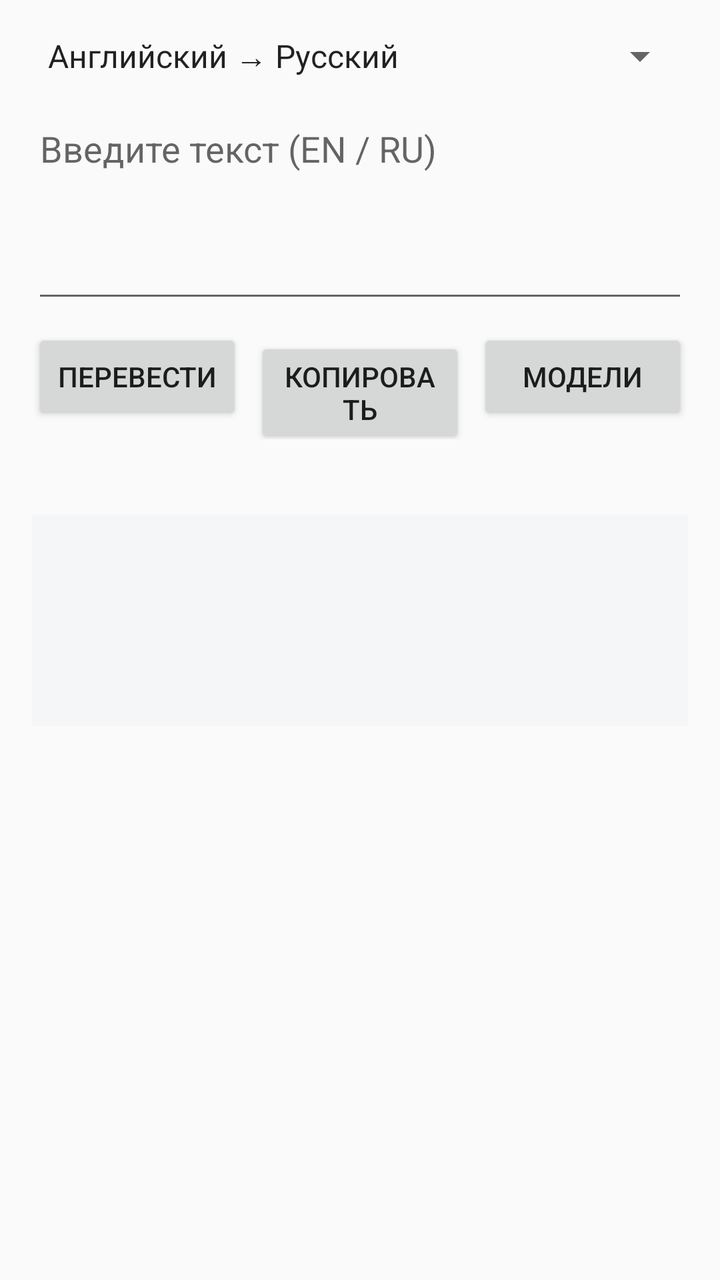
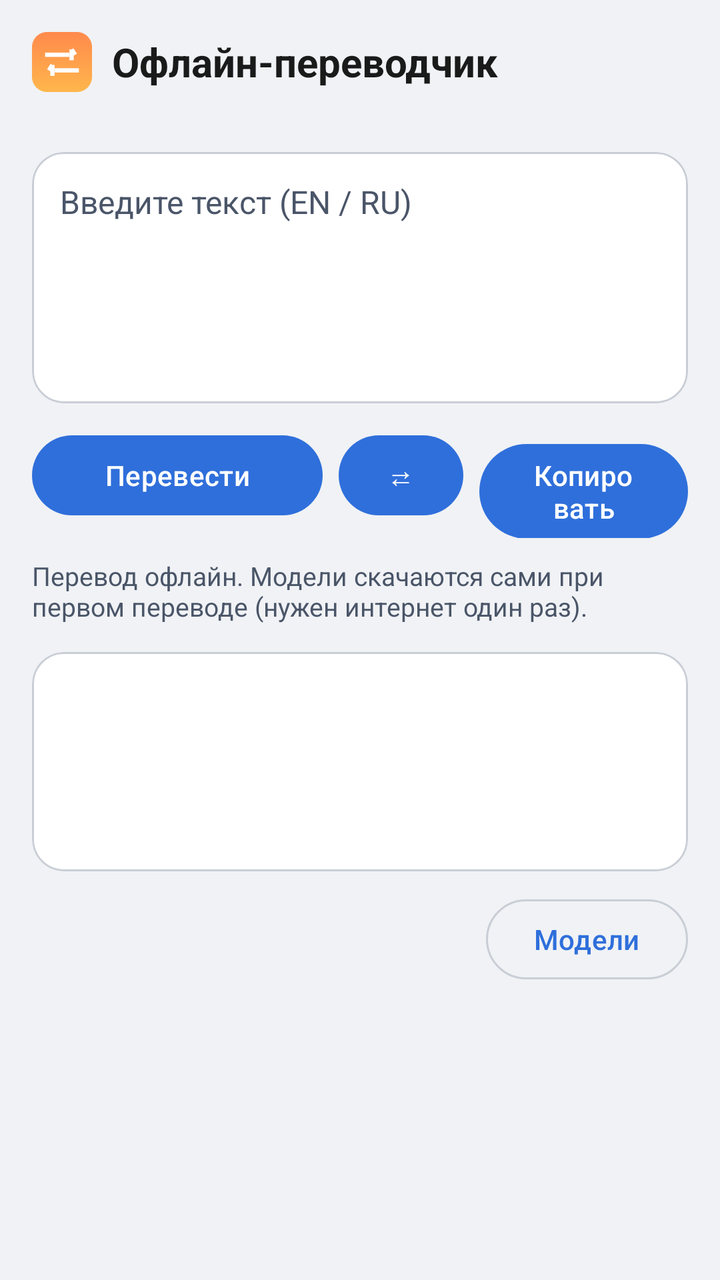

Compare the two renders of this Android layout. The source of the first and the diff that turns it into the second are given below.
<!-- AndroidManifest.xml: application theme Theme.OfflineTranslator -->
<!-- res/layout/activity_main.xml -->
<?xml version="1.0" encoding="utf-8"?>
<LinearLayout xmlns:android="http://schemas.android.com/apk/res/android"
    android:layout_width="match_parent"
    android:layout_height="match_parent"
    android:orientation="vertical"
    android:padding="16dp">

    <Spinner
        android:id="@+id/direction"
        android:layout_width="match_parent"
        android:layout_height="wrap_content"
        android:entries="@array/directions" />

    <EditText
        android:id="@+id/source"
        android:layout_width="match_parent"
        android:layout_height="wrap_content"
        android:layout_marginTop="12dp"
        android:gravity="top"
        android:hint="@string/source_hint"
        android:importantForAutofill="no"
        android:inputType="textMultiLine|textCapSentences"
        android:minLines="4" />

    <LinearLayout
        android:layout_width="match_parent"
        android:layout_height="wrap_content"
        android:layout_marginTop="8dp"
        android:orientation="horizontal">

        <Button
            android:id="@+id/translateBtn"
            android:layout_width="0dp"
            android:layout_height="wrap_content"
            android:layout_marginEnd="6dp"
            android:layout_weight="1"
            android:text="@string/translate" />

        <Button
            android:id="@+id/copyBtn"
            android:layout_width="0dp"
            android:layout_height="wrap_content"
            android:layout_marginEnd="6dp"
            android:layout_weight="1"
            android:text="@string/copy" />

        <Button
            android:id="@+id/modelsBtn"
            android:layout_width="0dp"
            android:layout_height="wrap_content"
            android:layout_weight="1"
            android:text="@string/download_models" />
    </LinearLayout>

    <TextView
        android:id="@+id/status"
        android:layout_width="match_parent"
        android:layout_height="wrap_content"
        android:layout_marginTop="8dp"
        android:textSize="13sp" />

    <TextView
        android:id="@+id/output"
        android:layout_width="match_parent"
        android:layout_height="wrap_content"
        android:layout_marginTop="12dp"
        android:background="#F4F6F8"
        android:minLines="4"
        android:padding="12dp"
        android:textIsSelectable="true"
        android:textSize="17sp" />
</LinearLayout>
<!-- resources referenced by this layout -->
<resources>
  <string-array name="directions">
          <item>Английский → Русский</item>
          <item>Русский → Английский</item>
      </string-array>
  <string name="copy">Копировать</string>
  <string name="download_models">Модели</string>
  <string name="source_hint">Введите текст (EN / RU)</string>
  <string name="translate">Перевести</string>
  <style name="Theme.OfflineTranslator" parent="Theme.AppCompat.DayNight.DarkActionBar" />
</resources>

<!-- the commit's change to res/layout/activity_main.xml (unified diff, before → after) -->
@@ -1,72 +1,166 @@
 <?xml version="1.0" encoding="utf-8"?>
 <LinearLayout xmlns:android="http://schemas.android.com/apk/res/android"
+    xmlns:app="http://schemas.android.com/apk/res-auto"
     android:layout_width="match_parent"
     android:layout_height="match_parent"
+    android:background="@color/bg"
     android:orientation="vertical"
     android:padding="16dp">
 
-    <Spinner
-        android:id="@+id/direction"
+    
+    <LinearLayout
         android:layout_width="match_parent"
         android:layout_height="wrap_content"
-        android:entries="@array/directions" />
+        android:gravity="center_vertical"
+        android:orientation="horizontal">
 
-    <EditText
-        android:id="@+id/source"
+        <ImageView
+            android:layout_width="30dp"
+            android:layout_height="30dp"
+            android:contentDescription="@string/app_name"
+            android:src="@mipmap/ic_launcher" />
+
+        <TextView
+            android:layout_width="wrap_content"
+            android:layout_height="wrap_content"
+            android:layout_marginStart="10dp"
+            android:text="@string/app_name"
+            android:textColor="@color/text"
+            android:textSize="20sp"
+            android:textStyle="bold" />
+    </LinearLayout>
+
+    
+    <com.google.android.material.button.MaterialButtonToggleGroup
+        android:id="@+id/directionGroup"
+        android:layout_width="match_parent"
+        android:layout_height="wrap_content"
+        android:layout_marginTop="16dp"
+        app:selectionRequired="true"
+        app:singleSelection="true">
+
+        <Button
+            android:id="@+id/btnAuto"
+            style="?attr/materialButtonOutlinedStyle"
+            android:layout_width="0dp"
+            android:layout_height="wrap_content"
+            android:layout_weight="1"
+            android:text="@string/dir_auto" />
+
+        <Button
+            android:id="@+id/btnEnRu"
+            style="?attr/materialButtonOutlinedStyle"
+            android:layout_width="0dp"
+            android:layout_height="wrap_content"
+            android:layout_weight="1"
+            android:text="@string/dir_en_ru" />
+
+        <Button
+            android:id="@+id/btnRuEn"
+            style="?attr/materialButtonOutlinedStyle"
+            android:layout_width="0dp"
+            android:layout_height="wrap_content"
+            android:layout_weight="1"
+            android:text="@string/dir_ru_en" />
+    </com.google.android.material.button.MaterialButtonToggleGroup>
+
+    
+    <com.google.android.material.card.MaterialCardView
+        android:layout_width="match_parent"
+        android:layout_height="wrap_content"
+        android:layout_marginTop="14dp"
+        app:cardBackgroundColor="@color/card"
+        app:cardCornerRadius="16dp"
+        app:cardElevation="0dp"
+        app:strokeColor="@color/border"
+        app:strokeWidth="1dp">
+
+        <EditText
+            android:id="@+id/source"
+            android:layout_width="match_parent"
+            android:layout_height="wrap_content"
+            android:background="@android:color/transparent"
+            android:gravity="top"
+            android:hint="@string/source_hint"
+            android:importantForAutofill="no"
+            android:inputType="textMultiLine|textCapSentences"
+            android:minLines="5"
+            android:padding="14dp"
+            android:textColor="@color/text"
+            android:textColorHint="@color/status_fg"
+            android:textSize="16sp" />
+    </com.google.android.material.card.MaterialCardView>
+
+    
+    <LinearLayout
         android:layout_width="match_parent"
         android:layout_height="wrap_content"
         android:layout_marginTop="12dp"
-        android:gravity="top"
-        android:hint="@string/source_hint"
-        android:importantForAutofill="no"
-        android:inputType="textMultiLine|textCapSentences"
-        android:minLines="4" />
-
-    <LinearLayout
-        android:layout_width="match_parent"
-        android:layout_height="wrap_content"
-        android:layout_marginTop="8dp"
         android:orientation="horizontal">
 
-        <Button
+        <com.google.android.material.button.MaterialButton
             android:id="@+id/translateBtn"
             android:layout_width="0dp"
             android:layout_height="wrap_content"
-            android:layout_marginEnd="6dp"
-            android:layout_weight="1"
+            android:layout_marginEnd="8dp"
+            android:layout_weight="1.4"
             android:text="@string/translate" />
 
-        <Button
-            android:id="@+id/copyBtn"
+        <com.google.android.material.button.MaterialButton
+            android:id="@+id/swapBtn"
+            style="?attr/materialButtonTonalStyle"
             android:layout_width="0dp"
             android:layout_height="wrap_content"
-            android:layout_marginEnd="6dp"
-            android:layout_weight="1"
-            android:text="@string/copy" />
+            android:layout_marginEnd="8dp"
+            android:layout_weight="0.6"
+            android:text="@string/swap" />
 
-        <Button
-            android:id="@+id/modelsBtn"
+        <com.google.android.material.button.MaterialButton
+            android:id="@+id/copyBtn"
+            style="?attr/materialButtonTonalStyle"
             android:layout_width="0dp"
             android:layout_height="wrap_content"
             android:layout_weight="1"
-            android:text="@string/download_models" />
+            android:text="@string/copy" />
     </LinearLayout>
 
     <TextView
         android:id="@+id/status"
         android:layout_width="match_parent"
         android:layout_height="wrap_content"
-        android:layout_marginTop="8dp"
+        android:layout_marginTop="10dp"
+        android:text="@string/hint_models"
+        android:textColor="@color/status_fg"
         android:textSize="13sp" />
 
-    <TextView
-        android:id="@+id/output"
+    
+    <com.google.android.material.card.MaterialCardView
         android:layout_width="match_parent"
         android:layout_height="wrap_content"
-        android:layout_marginTop="12dp"
-        android:background="#F4F6F8"
-        android:minLines="4"
-        android:padding="12dp"
-        android:textIsSelectable="true"
-        android:textSize="17sp" />
+        android:layout_marginTop="14dp"
+        app:cardBackgroundColor="@color/card"
+        app:cardCornerRadius="16dp"
+        app:cardElevation="0dp"
+        app:strokeColor="@color/border"
+        app:strokeWidth="1dp">
+
+        <TextView
+            android:id="@+id/output"
+            android:layout_width="match_parent"
+            android:layout_height="wrap_content"
+            android:minLines="4"
+            android:padding="14dp"
+            android:textColor="@color/text"
+            android:textIsSelectable="true"
+            android:textSize="17sp" />
+    </com.google.android.material.card.MaterialCardView>
+
+    <com.google.android.material.button.MaterialButton
+        android:id="@+id/modelsBtn"
+        style="?attr/materialButtonOutlinedStyle"
+        android:layout_width="wrap_content"
+        android:layout_height="wrap_content"
+        android:layout_gravity="end"
+        android:layout_marginTop="10dp"
+        android:text="@string/download_models" />
 </LinearLayout>
<!-- resource entries referenced after the edit -->
@@ -1,13 +1,32 @@
 <!-- resources referenced by this layout -->
 <resources>
-  <string-array name="directions">
-          <item>Английский → Русский</item>
-          <item>Русский → Английский</item>
-      </string-array>
+  <color name="bg">#F0F2F5</color>
+  <color name="border">#C9CED6</color>
+  <color name="card">#FFFFFF</color>
+  <color name="status_fg">#4A5568</color>
+  <color name="text">#1A1A1A</color>
+  <!-- mipmap ic_launcher: png bitmap (mipmap-hdpi, 2242 bytes) -->
+  <string name="app_name">Офлайн-переводчик</string>
   <string name="copy">Копировать</string>
+  <string name="dir_auto">Авто</string>
+  <string name="dir_en_ru">EN → RU</string>
+  <string name="dir_ru_en">RU → EN</string>
   <string name="download_models">Модели</string>
+  <string name="hint_models">Перевод офлайн. Модели скачаются сами при первом переводе (нужен интернет один раз).</string>
   <string name="source_hint">Введите текст (EN / RU)</string>
+  <string name="swap">⇄</string>
   <string name="translate">Перевести</string>
-  <style name="Theme.OfflineTranslator" parent="Theme.AppCompat.DayNight.DarkActionBar" />
+  <style name="Theme.OfflineTranslator" parent="Theme.Material3.DayNight.NoActionBar">
+          <item name="colorPrimary">@color/accent</item>
+          <item name="colorOnPrimary">@color/on_accent</item>
+          <item name="android:colorBackground">@color/bg</item>
+          <item name="colorSurface">@color/card</item>
+          <item name="colorOnSurface">@color/text</item>
+          <item name="colorOutline">@color/border</item>
+          <item name="android:statusBarColor">@color/bg</item>
+          <item name="android:windowLightStatusBar">false</item>
+      </style>
+  <color name="accent">#2F6FDB</color>
+  <color name="on_accent">#FFFFFF</color>
 </resources>
 
